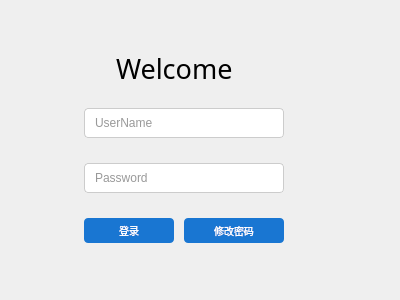
jiangzhiweihgkj/PolePieceMeasure, file login.ui: the form before one commit.
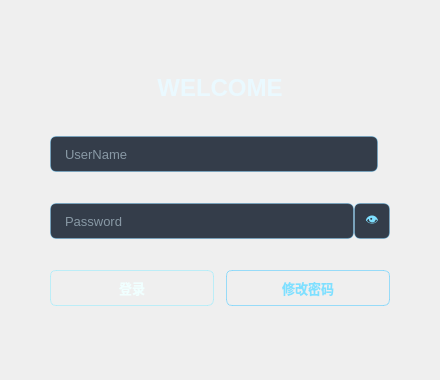
The form after the commit. Icons and pictures are not drawn.

Commit message: 通信和界面美化

```diff
--- a/login.ui
+++ b/login.ui
@@ -6,8 +6,8 @@
    <rect>
     <x>0</x>
     <y>0</y>
-    <width>400</width>
-    <height>300</height>
+    <width>440</width>
+    <height>380</height>
    </rect>
   </property>
   <property name="sizePolicy">
@@ -18,73 +18,128 @@
   </property>
   <property name="minimumSize">
    <size>
-    <width>400</width>
-    <height>300</height>
+    <width>440</width>
+    <height>380</height>
    </size>
   </property>
   <property name="maximumSize">
    <size>
-    <width>400</width>
-    <height>300</height>
+    <width>440</width>
+    <height>380</height>
    </size>
   </property>
   <property name="windowTitle">
    <string>Form</string>
   </property>
   <property name="styleSheet">
-   <string notr="true">/* 登录窗口整体背景（假设窗口的 objectName 为 LogIn） */
+   <string notr="true">/* ============ 全局背景：深空渐变 ============ */
 QWidget#LogIn {
-    /* 浅色渐变：从浅蓝到浅紫（可根据喜好调整颜色） */
-    background: qlineargradient(x1:0, y1:0, x2:1, y2:1, 
-                                stop:0 #cce5ff, stop:1 #e6d1ff); 
+    background: qlineargradient(x1:0, y1:0, x2:1, y2:1,
+                                stop:0 #050a14,
+                                stop:0.45 #0a1b33,
+                                stop:1 #150a26);
 }
 
-/* 输入框通用样式 */
+QStackedWidget, QWidget#page1_2, QWidget#page2_2 {
+    background: transparent;
+}
+
+/* ============ 标题 ============ */
+QLabel#label, QLabel#label_2 {
+    color: #eaf9ff;
+    font-weight: 800;
+}
+
+/* ============ 输入框 ============ */
 QLineEdit {
-    background-color: white;
-    color: #333333;
-    border: 1px solid #cccccc;
-    border-radius: 4px;
-    padding: 6px 8px;
+    background-color: rgba(6, 18, 34, 205);
+    color: #dcf3ff;
+    border: 1px solid rgba(70, 190, 255, 80);
+    border-radius: 6px;
+    padding: 4px 12px;
+    selection-background-color: #00cfff;
+    selection-color: #04101f;
 }
-
+QLineEdit:hover {
+    border: 1px solid rgba(70, 200, 255, 150);
+}
 QLineEdit:focus {
     border: 1px solid #66a3ff;
     outline: none;
 }
 
-/* 按钮通用样式 - 蓝色背景、白色文字 */
+/* ============ 主按钮（登录 / 确认） ============ */
 QPushButton {
-    background-color: #1976d2; /* 蓝色，可调整为 #2196f3 等 */
-    color: white;
-    border: none;
-    border-radius: 4px;
-    padding: 6px 12px;
-    font-size: 10px;
+    color: #f0ffff;
+    border: 1px solid rgba(140, 235, 255, 130);
+    border-radius: 6px;
+    background: qlineargradient(x1:0, y1:0, x2:0, y2:1,
+                                stop:0 #1fb6ff, stop:1 #0b5ed7);
+    font-weight: 700;
+    padding: 4px 10px;
 }
-
 QPushButton:hover {
     background-color: #1565c0; /* hover 时加深蓝色 */
 }
-
 QPushButton:pressed {
     background-color: #0d47a1; /* 按下时进一步加深蓝色 */
 }
+QPushButton:disabled {
+    color: rgba(220, 240, 255, 90);
+    background: rgba(40, 60, 90, 160);
+    border: 1px solid rgba(120, 160, 200, 60);
+}
 
-QToolButton {
-            border: none;
-            background: transparent;
-            font-size: 13px;
-            padding: 1px;
-            min-width: 20px;
+/* ============ 次要按钮：修改密码（描边风） ============ */
+QPushButton#btnChangePassword {
+    background: transparent;
+    color: #7fe0ff;
+    border: 1px solid rgba(90, 205, 255, 150);
 }
-/* 如果需要区分 “Change Password” 按钮（可选） 
-QPushButton#ChangePasswordBtn {
-    padding: 6px 10px;
-    font-size: 12px;
-}*/</string>
+QPushButton#btnChangePassword:hover {
+    background: rgba(0, 170, 255, 45);
+    border: 1px solid #63dcff;
+    color: #d6f7ff;
+}
+QPushButton#btnChangePassword:pressed {
+    background: rgba(0, 120, 200, 80);
+}
+
+/* ============ 密码可见按钮 ============ */
+QToolButton#toolBtnPassword {
+    background-color: rgba(6, 18, 34, 205);
+    border: 1px solid rgba(70, 190, 255, 80);
+    border-radius: 6px;
+    color: #7fe0ff;
+    font-size: 13px;
+}
+QToolButton#toolBtnPassword:hover {
+    border: 1px solid #00d9ff;
+    background-color: rgba(0, 55, 95, 225);
+    color: #eaffff;
+}
+QToolButton#toolBtnPassword:pressed {
+    background-color: rgba(0, 90, 150, 230);
+}
+/* 想换成图标时，把上面 QToolButton#toolBtnPassword 的三行 background 换成：
+   background-image: url(:/icons/eye.png);
+   background-repeat: no-repeat;
+   background-position: center;
+*/</string>
   </property>
   <layout class="QGridLayout" name="gridLayout_2">
+   <property name="leftMargin">
+    <number>30</number>
+   </property>
+   <property name="topMargin">
+    <number>30</number>
+   </property>
+   <property name="rightMargin">
+    <number>30</number>
+   </property>
+   <property name="bottomMargin">
+    <number>30</number>
+   </property>
    <item row="0" column="0">
     <widget class="QStackedWidget" name="stackedWidget">
      <property name="sizePolicy">
@@ -95,14 +150,14 @@
      </property>
      <property name="minimumSize">
       <size>
-       <width>250</width>
-       <height>250</height>
+       <width>380</width>
+       <height>320</height>
       </size>
      </property>
      <property name="maximumSize">
       <size>
-       <width>250</width>
-       <height>250</height>
+       <width>380</width>
+       <height>320</height>
       </size>
      </property>
      <property name="currentIndex">
@@ -110,10 +165,37 @@
      </property>
      <widget class="QWidget" name="page1_2">
       <layout class="QGridLayout" name="gridLayout_7">
+       <property name="leftMargin">
+        <number>20</number>
+       </property>
+       <property name="topMargin">
+        <number>20</number>
+       </property>
+       <property name="rightMargin">
+        <number>20</number>
+       </property>
+       <property name="bottomMargin">
+        <number>20</number>
+       </property>
+       <property name="horizontalSpacing">
+        <number>14</number>
+       </property>
+       <property name="verticalSpacing">
+        <number>10</number>
+       </property>
        <item row="0" column="0">
         <layout class="QGridLayout" name="gridLayout">
+         <property name="leftMargin">
+          <number>0</number>
+         </property>
+         <property name="topMargin">
+          <number>0</number>
+         </property>
          <property name="rightMargin">
-          <number>30</number>
+          <number>0</number>
+         </property>
+         <property name="bottomMargin">
+          <number>0</number>
          </property>
          <item row="0" column="1">
           <widget class="QLabel" name="label">
@@ -126,23 +208,28 @@
            <property name="minimumSize">
             <size>
              <width>0</width>
-             <height>30</height>
+             <height>34</height>
             </size>
            </property>
            <property name="maximumSize">
             <size>
              <width>16777215</width>
-             <height>30</height>
+             <height>34</height>
             </size>
            </property>
            <property name="font">
             <font>
-             <family>Adobe Arabic</family>
-             <pointsize>20</pointsize>
+             <family>Microsoft YaHei UI</family>
+             <pointsize>18</pointsize>
+             <weight>99</weight>
+             <bold>true</bold>
             </font>
            </property>
            <property name="text">
-            <string>Welcome</string>
+            <string>WELCOME</string>
+           </property>
+           <property name="alignment">
+            <set>Qt::AlignCenter</set>
            </property>
           </widget>
          </item>
@@ -153,7 +240,7 @@
            </property>
            <property name="sizeHint" stdset="0">
             <size>
-             <width>60</width>
+             <width>40</width>
              <height>20</height>
             </size>
            </property>
@@ -179,7 +266,7 @@
          <item>
           <widget class="QLineEdit" name="editUserName">
            <property name="sizePolicy">
-            <sizepolicy hsizetype="Fixed" vsizetype="Fixed">
+            <sizepolicy hsizetype="Expanding" vsizetype="Fixed">
              <horstretch>0</horstretch>
              <verstretch>0</verstretch>
             </sizepolicy>
@@ -187,15 +274,20 @@
            <property name="minimumSize">
             <size>
              <width>200</width>
-             <height>30</height>
+             <height>36</height>
             </size>
            </property>
            <property name="maximumSize">
             <size>
-             <width>200</width>
-             <height>30</height>
+             <width>16777215</width>
+             <height>36</height>
             </size>
            </property>
+           <property name="font">
+            <font>
+             <pointsize>10</pointsize>
+            </font>
+           </property>
            <property name="placeholderText">
             <string>UserName</string>
            </property>
@@ -206,9 +298,12 @@
            <property name="orientation">
             <enum>Qt::Horizontal</enum>
            </property>
+           <property name="sizeType">
+            <enum>QSizePolicy::Fixed</enum>
+           </property>
            <property name="sizeHint" stdset="0">
             <size>
-             <width>20</width>
+             <width>12</width>
              <height>20</height>
             </size>
            </property>
@@ -221,7 +316,7 @@
          <item>
           <widget class="QLineEdit" name="editPassword">
            <property name="sizePolicy">
-            <sizepolicy hsizetype="Fixed" vsizetype="Fixed">
+            <sizepolicy hsizetype="Expanding" vsizetype="Fixed">
              <horstretch>0</horstretch>
              <verstretch>0</verstretch>
             </sizepolicy>
@@ -229,15 +324,20 @@
            <property name="minimumSize">
             <size>
              <width>200</width>
-             <height>30</height>
+             <height>36</height>
             </size>
            </property>
            <property name="maximumSize">
             <size>
-             <width>200</width>
-             <height>30</height>
+             <width>16777215</width>
+             <height>36</height>
             </size>
            </property>
+           <property name="font">
+            <font>
+             <pointsize>10</pointsize>
+            </font>
+           </property>
            <property name="echoMode">
             <enum>QLineEdit::Password</enum>
            </property>
@@ -248,20 +348,26 @@
          </item>
          <item>
           <widget class="QToolButton" name="toolBtnPassword">
+           <property name="sizePolicy">
+            <sizepolicy hsizetype="Fixed" vsizetype="Fixed">
+             <horstretch>0</horstretch>
+             <verstretch>0</verstretch>
+            </sizepolicy>
+           </property>
            <property name="minimumSize">
             <size>
-             <width>22</width>
-             <height>20</height>
+             <width>36</width>
+             <height>36</height>
             </size>
            </property>
            <property name="maximumSize">
             <size>
-             <width>25</width>
-             <height>20</height>
+             <width>36</width>
+             <height>36</height>
             </size>
            </property>
            <property name="text">
-            <string/>
+            <string>👁</string>
            </property>
           </widget>
          </item>
@@ -269,32 +375,48 @@
        </item>
        <item row="3" column="0">
         <layout class="QGridLayout" name="gridLayout_3">
+         <property name="leftMargin">
+          <number>0</number>
+         </property>
+         <property name="topMargin">
+          <number>0</number>
+         </property>
          <property name="rightMargin">
-          <number>30</number>
+          <number>0</number>
+         </property>
+         <property name="bottomMargin">
+          <number>0</number>
          </property>
          <property name="horizontalSpacing">
-          <number>10</number>
+          <number>12</number>
          </property>
          <item row="0" column="0">
           <widget class="QPushButton" name="btnLogin">
            <property name="sizePolicy">
-            <sizepolicy hsizetype="Fixed" vsizetype="Fixed">
+            <sizepolicy hsizetype="Expanding" vsizetype="Fixed">
              <horstretch>0</horstretch>
              <verstretch>0</verstretch>
             </sizepolicy>
            </property>
            <property name="minimumSize">
             <size>
-             <width>90</width>
-             <height>25</height>
+             <width>110</width>
+             <height>36</height>
             </size>
            </property>
            <property name="maximumSize">
             <size>
-             <width>90</width>
-             <height>25</height>
+             <width>16777215</width>
+             <height>36</height>
             </size>
            </property>
+           <property name="font">
+            <font>
+             <pointsize>10</pointsize>
+             <weight>87</weight>
+             <bold>true</bold>
+            </font>
+           </property>
            <property name="text">
             <string>登录</string>
            </property>
@@ -303,27 +425,29 @@
          <item row="0" column="1">
           <widget class="QPushButton" name="btnChangePassword">
            <property name="sizePolicy">
-            <sizepolicy hsizetype="Fixed" vsizetype="Fixed">
+            <sizepolicy hsizetype="Expanding" vsizetype="Fixed">
              <horstretch>0</horstretch>
              <verstretch>0</verstretch>
             </sizepolicy>
            </property>
            <property name="minimumSize">
             <size>
-             <width>100</width>
-             <height>25</height>
+             <width>110</width>
+             <height>36</height>
             </size>
            </property>
            <property name="maximumSize">
             <size>
-             <width>100</width>
-             <height>25</height>
+             <width>16777215</width>
+             <height>36</height>
             </size>
            </property>
            <property name="font">
             <font>
-             <family>SimSun-ExtB</family>
-             <pointsize>-1</pointsize>
+             <family>Microsoft YaHei UI</family>
+             <pointsize>10</pointsize>
+             <weight>87</weight>
+             <bold>true</bold>
             </font>
            </property>
            <property name="text">
```
Left out of the diff: 122 changed lines with no effect on the pictures. The commit also changes 7 other files.
